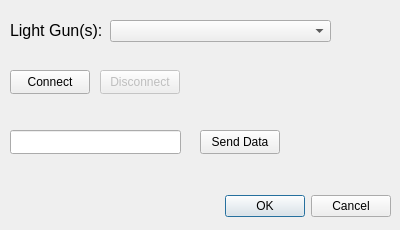
Before: the Qt Designer form Windows/testComPortWindow.ui in 6Bolt/Hook-Of-The-Reaper, drawn with Qt 5.
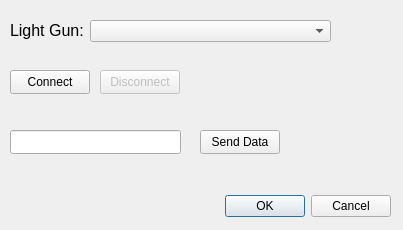
After: the same form once the commit is applied.

The edit to the form file:
```diff
--- a/Windows/testComPortWindow.ui
+++ b/Windows/testComPortWindow.ui
@@ -6,7 +6,7 @@
    <rect>
     <x>0</x>
     <y>0</y>
-    <width>400</width>
+    <width>403</width>
     <height>230</height>
    </rect>
   </property>
@@ -86,7 +86,7 @@
     <rect>
      <x>10</x>
      <y>10</y>
-     <width>91</width>
+     <width>81</width>
      <height>41</height>
     </rect>
    </property>
@@ -96,15 +96,15 @@
     </font>
    </property>
    <property name="text">
-    <string>Light Gun(s):</string>
+    <string>Light Gun:</string>
    </property>
   </widget>
   <widget class="QComboBox" name="savedLightGunsComboBox">
    <property name="geometry">
     <rect>
-     <x>110</x>
+     <x>90</x>
      <y>20</y>
-     <width>221</width>
+     <width>241</width>
      <height>22</height>
     </rect>
    </property>
```
